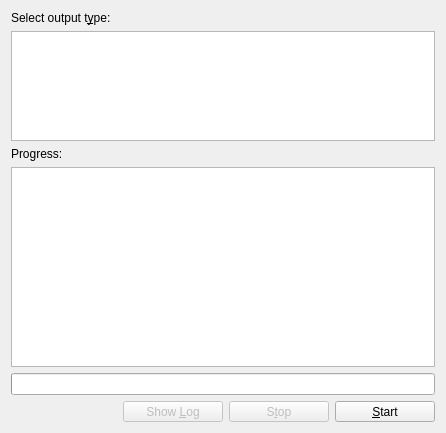
google-code-export/kmediafactory, file src/outputpage.ui: the form before one commit.
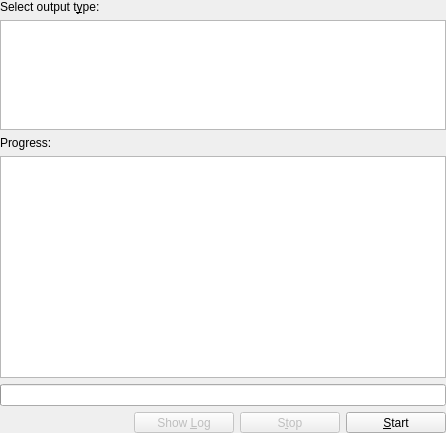
The form after the commit. Custom widgets are drawn as their Qt base class.

```diff
--- a/src/outputpage.ui
+++ b/src/outputpage.ui
@@ -13,11 +13,20 @@
    <string>Output</string>
   </property>
   <layout class="QVBoxLayout" >
-   <property name="margin" >
-    <number>11</number>
-   </property>
    <property name="spacing" >
-    <number>6</number>
+    <number>-1</number>
+   </property>
+   <property name="leftMargin" >
+    <number>0</number>
+   </property>
+   <property name="topMargin" >
+    <number>0</number>
+   </property>
+   <property name="rightMargin" >
+    <number>0</number>
+   </property>
+   <property name="bottomMargin" >
+    <number>0</number>
    </property>
    <item>
     <widget class="QLabel" name="outputTypeLabel" >
@@ -35,9 +44,7 @@
    <item>
     <widget class="QListView" name="outputs" >
      <property name="sizePolicy" >
-      <sizepolicy>
-       <hsizetype>5</hsizetype>
-       <vsizetype>0</vsizetype>
+      <sizepolicy vsizetype="Fixed" hsizetype="Preferred" >
        <horstretch>0</horstretch>
        <verstretch>0</verstretch>
       </sizepolicy>
@@ -84,9 +91,7 @@
    <item>
     <widget class="QListView" name="progressListView" >
      <property name="sizePolicy" >
-      <sizepolicy>
-       <hsizetype>7</hsizetype>
-       <vsizetype>7</vsizetype>
+      <sizepolicy vsizetype="Expanding" hsizetype="Expanding" >
        <horstretch>0</horstretch>
        <verstretch>0</verstretch>
       </sizepolicy>
@@ -130,9 +135,7 @@
         <bool>false</bool>
        </property>
        <property name="sizePolicy" >
-        <sizepolicy>
-         <hsizetype>0</hsizetype>
-         <vsizetype>1</vsizetype>
+        <sizepolicy vsizetype="Minimum" hsizetype="Fixed" >
          <horstretch>0</horstretch>
          <verstretch>0</verstretch>
         </sizepolicy>
@@ -157,9 +160,7 @@
         <bool>false</bool>
        </property>
        <property name="sizePolicy" >
-        <sizepolicy>
-         <hsizetype>0</hsizetype>
-         <vsizetype>1</vsizetype>
+        <sizepolicy vsizetype="Minimum" hsizetype="Fixed" >
          <horstretch>0</horstretch>
          <verstretch>0</verstretch>
         </sizepolicy>
@@ -181,9 +182,7 @@
      <item>
       <widget class="KMFToolButton" name="startButton" >
        <property name="sizePolicy" >
-        <sizepolicy>
-         <hsizetype>0</hsizetype>
-         <vsizetype>1</vsizetype>
+        <sizepolicy vsizetype="Minimum" hsizetype="Fixed" >
          <horstretch>0</horstretch>
          <verstretch>0</verstretch>
         </sizepolicy>
```
Left out of the diff: 15 changed lines with no effect on the pictures.
